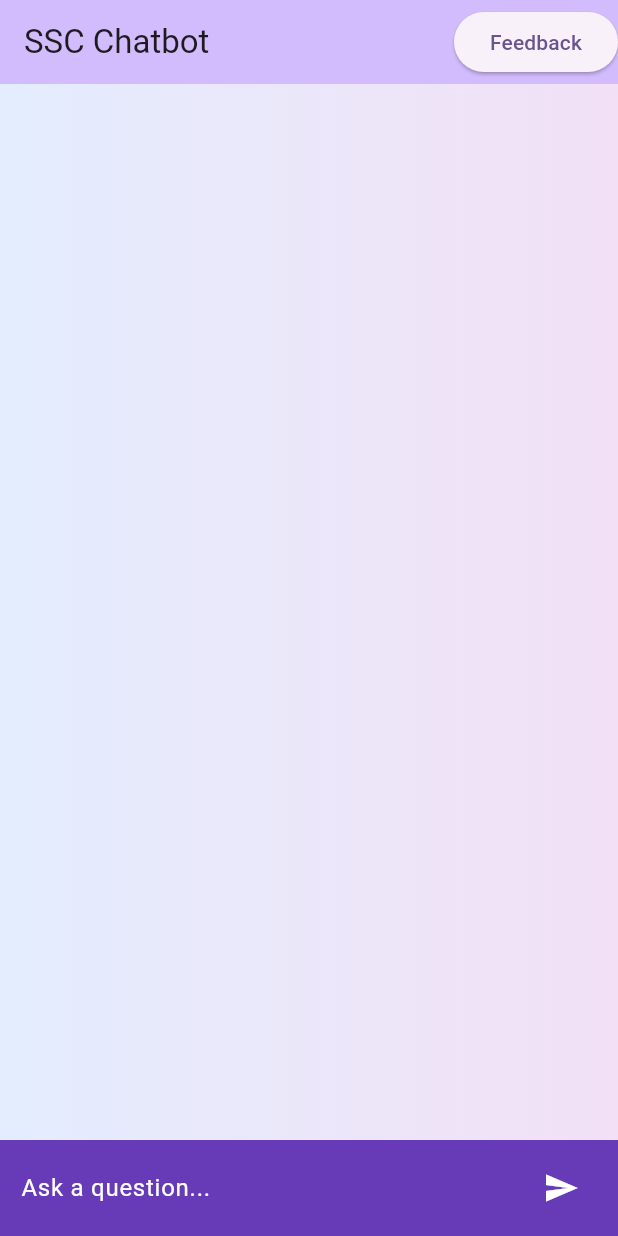
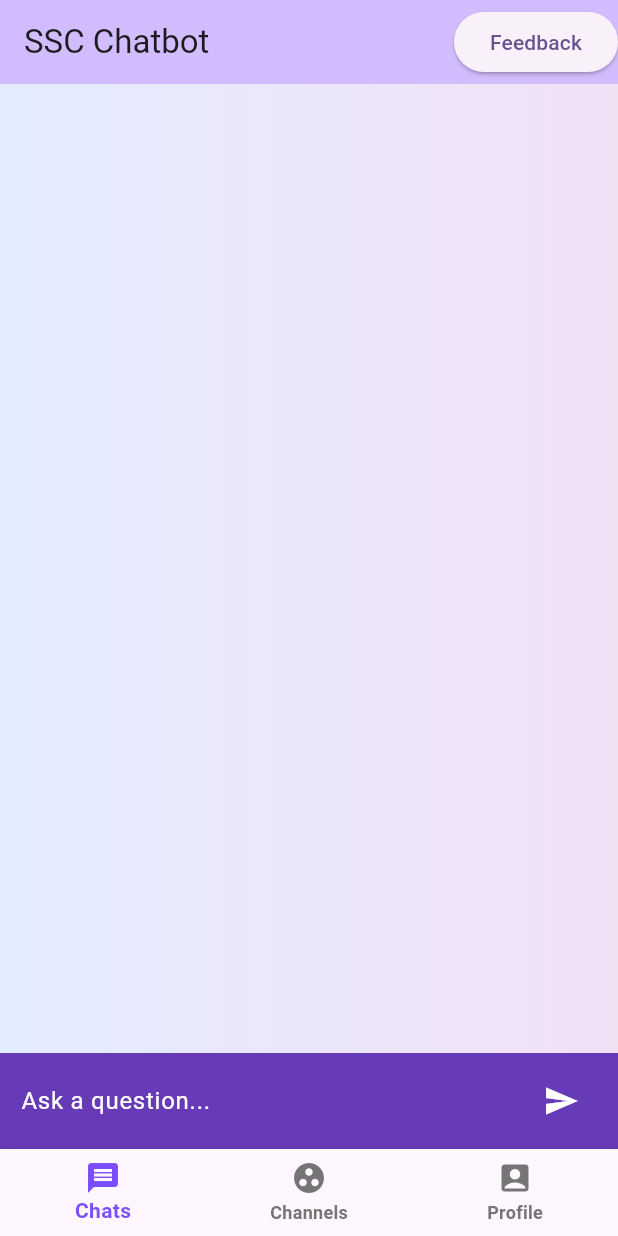
Before and after one commit to dto-btn/chatbot-ui, a Flutter app: the screen it shows after launch, on a phone screen of 412 x 824 dp. Run offline on Flutter 3.47's test engine with Material 2 defaults, Android fonts, the phone set to English and light mode, and no system bars; our stand-ins replace flutter_linkify.

```diff
--- a/chatbot_ui/lib/main.dart
+++ b/chatbot_ui/lib/main.dart
@@ -38,7 +38,7 @@ class MyHomePage extends StatefulWidget {
 }
 
 class _MyHomePageState extends State<MyHomePage> {
-  final url = "http://127.0.0.1:5000/query";
+  final url = "http://localhost:5000/query";
   final TextEditingController _controller = TextEditingController();
   List<Map<String, dynamic>> messages = [];
 
@@ -99,7 +99,28 @@ class _MyHomePageState extends State<MyHomePage> {
             )
           ],
         )
-      )
+      ),
+      bottomNavigationBar: BottomNavigationBar(
+        selectedItemColor: Colors.deepPurpleAccent,
+        unselectedItemColor: Colors.grey.shade600,
+        selectedLabelStyle: TextStyle(fontWeight: FontWeight.w600),
+        unselectedLabelStyle: TextStyle(fontWeight: FontWeight.w600),
+        type: BottomNavigationBarType.fixed,
+        items: [
+          BottomNavigationBarItem(
+            icon: Icon(Icons.message),
+            label: "Chats",
+          ),
+          BottomNavigationBarItem(
+            icon: Icon(Icons.group_work),
+            label: "Channels",
+          ),
+          BottomNavigationBarItem(
+            icon: Icon(Icons.account_box),
+            label: "Profile",
+          ),
+        ],
+      ),
     );
   }
 
@@ -108,8 +129,7 @@ class _MyHomePageState extends State<MyHomePage> {
     setState(() {
       addMessage(text, isUser);
     });
-
-    try{
+    debugPrint(text);
     final postRequest = await http.post(Uri.parse(url),
       body: jsonEncode(
         {
@@ -119,27 +139,26 @@ class _MyHomePageState extends State<MyHomePage> {
           "debug": 1
         }
       ),
+      encoding: Encoding.getByName("utf-8"),
       headers: {
         "Content-Type": "application/json"
       }
     );
+
     isUser = false;
-      String sources = "";
+    String str_sources = "";
     if (postRequest.statusCode == 200){
       var data = await jsonDecode(postRequest.body);
       for (var i in data['metadata'].keys){
-          sources += data['metadata'][i]['url'] + "\n";
+        str_sources += data['metadata'][i]['url'] + "\n";
       }
       setState(() {
         addMessage(data['answer'], isUser);
       });
       setState(() {
-          addMessage("Sources:\n" + sources, isUser);
+        addMessage("Sources:\n" + str_sources, isUser);
       });
-      }
-    }
-
-    catch (e) {
+    } else {
       setState(() {
         addMessage("API is currently down...", false);
       });
--- a/chatbot_ui/pubspec.yaml
+++ b/chatbot_ui/pubspec.yaml
@@ -37,6 +37,7 @@ dependencies:
   cupertino_icons: ^1.0.2
   http: ^1.0.0
   url_launcher: ^6.1.12
+  flutter_linkify: ^6.0.0
 
 dev_dependencies:
   flutter_test:
```
Also changed, not shown: chatbot_ui/lib/messages.dart (+10 -1 lines), chatbot_ui/pubspec.lock. Lines whose indentation alone changed are shown as unchanged.
